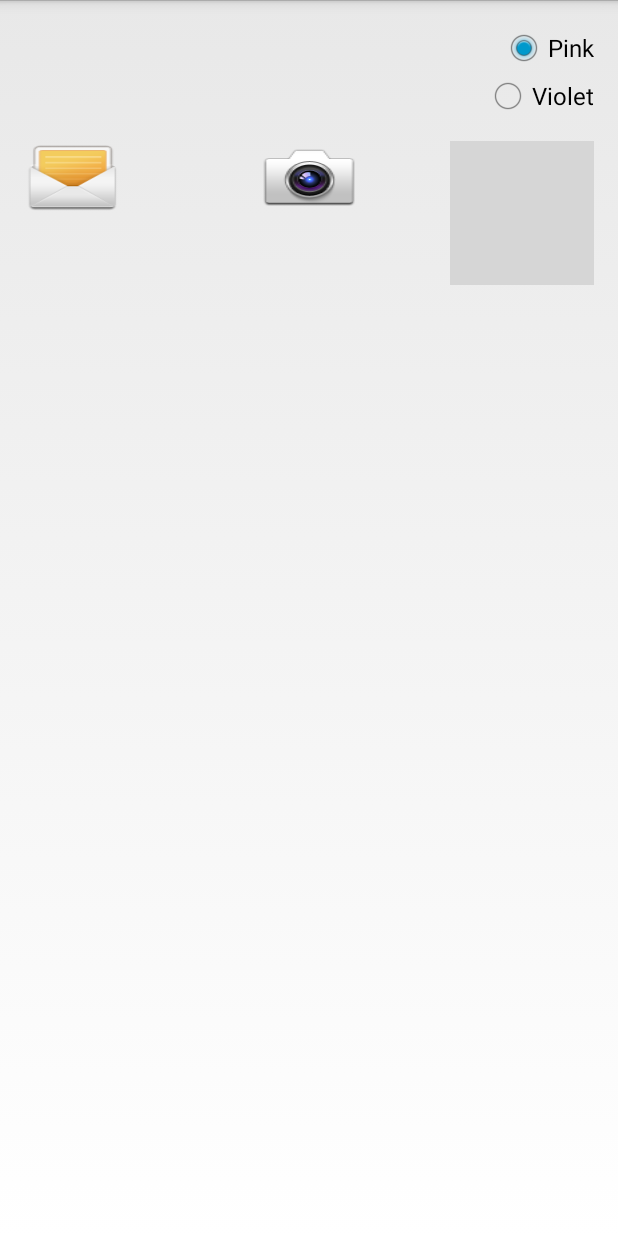
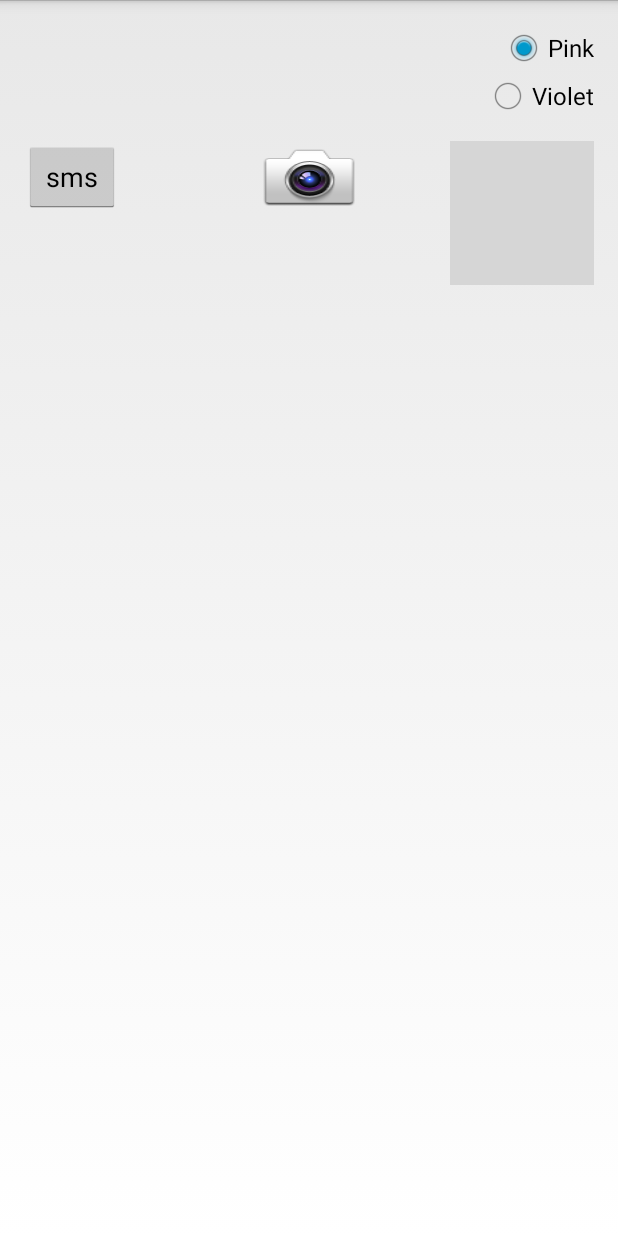
Before and after one commit to kimhyein/Iam-your-father, an Android app: the screen it shows after launch (MyActivity), on a phone screen of 412 x 824 dp. Run offline under Robolectric (Android 15) with nearby library versions, the phone set to English and light mode, and no system bars; grey boxes are pictures that could not be loaded.

Commit message:
activity_my.xml 에서 sms버튼 이미지 지움

```diff
--- a/app/src/main/res/layout/activity_my.xml
+++ b/app/src/main/res/layout/activity_my.xml
@@ -12,10 +12,10 @@
         android:id="@+id/btn_sms"
         android:layout_width="wrap_content"
         android:layout_height="wrap_content"
-        android:background="@drawable/message"
         android:layout_alignTop="@+id/btn_camera"
         android:layout_alignParentLeft="true"
-        android:layout_alignParentStart="true" />
+        android:layout_alignParentStart="true"
+        android:text="sms"/>
 
     <Button
         android:id="@+id/btn_camera"
```
